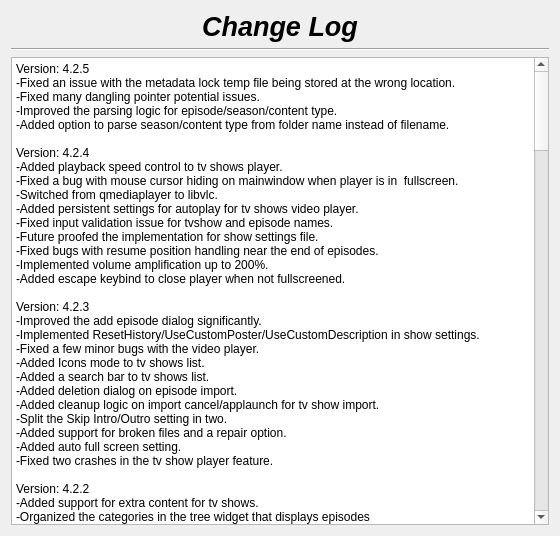
Old version of the form changelog.ui in the repository therealMaPMaKeR/MMDiary.
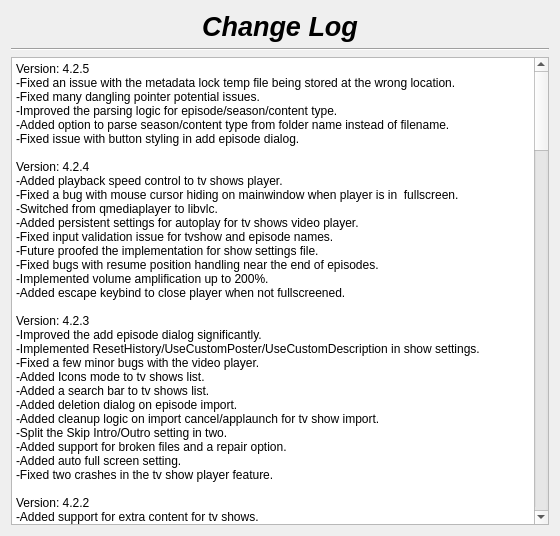
New version of the form.

Commit message: fixed issue with button styling in add episode dialog

```diff
--- a/changelog.ui
+++ b/changelog.ui
@@ -56,7 +56,7 @@
 li.checked::marker { content: &quot;\2612&quot;; }
 &lt;/style&gt;&lt;/head&gt;&lt;body style=&quot; font-family:'Segoe UI'; font-size:9pt; font-weight:400; font-style:normal;&quot;&gt;
 &lt;p style=&quot; margin-top:0px; margin-bottom:0px; margin-left:0px; margin-right:0px; -qt-block-indent:0; text-indent:0px;&quot;&gt;Version: 4.2.5&lt;br /&gt;-Fixed an issue with the metadata lock temp file being stored at the wrong location.&lt;br /&gt;-Fixed many dangling pointer potential issues.&lt;/p&gt;
-&lt;p style=&quot; margin-top:0px; margin-bottom:0px; margin-left:0px; margin-right:0px; -qt-block-indent:0; text-indent:0px;&quot;&gt;-Improved the parsing logic for episode/season/content type.&lt;br /&gt;-Added option to parse season/content type from folder name instead of filename.&lt;br /&gt;&lt;br /&gt;Version: 4.2.4&lt;br /&gt;-Added playback speed control to tv shows player.&lt;br /&gt;-Fixed a bug with mouse cursor hiding on mainwindow when player is in  fullscreen.&lt;/p&gt;
+&lt;p style=&quot; margin-top:0px; margin-bottom:0px; margin-left:0px; margin-right:0px; -qt-block-indent:0; text-indent:0px;&quot;&gt;-Improved the parsing logic for episode/season/content type.&lt;br /&gt;-Added option to parse season/content type from folder name instead of filename.&lt;br /&gt;-Fixed issue with button styling in add episode dialog.&lt;br /&gt;&lt;br /&gt;Version: 4.2.4&lt;br /&gt;-Added playback speed control to tv shows player.&lt;br /&gt;-Fixed a bug with mouse cursor hiding on mainwindow when player is in  fullscreen.&lt;/p&gt;
 &lt;p style=&quot; margin-top:0px; margin-bottom:0px; margin-left:0px; margin-right:0px; -qt-block-indent:0; text-indent:0px;&quot;&gt;-Switched from qmediaplayer to libvlc.&lt;br /&gt;-Added persistent settings for autoplay for tv shows video player.&lt;br /&gt;-Fixed input validation issue for tvshow and episode names.&lt;br /&gt;-Future proofed the implementation for show settings file.&lt;br /&gt;-Fixed bugs with resume position handling near the end of episodes.&lt;br /&gt;-Implemented volume amplification up to 200%.&lt;br /&gt;-Added escape keybind to close player when not fullscreened.&lt;br /&gt;&lt;br /&gt;Version: 4.2.3&lt;br /&gt;-Improved the add episode dialog significantly.&lt;/p&gt;
 &lt;p style=&quot; margin-top:0px; margin-bottom:0px; margin-left:0px; margin-right:0px; -qt-block-indent:0; text-indent:0px;&quot;&gt;-Implemented ResetHistory/UseCustomPoster/UseCustomDescription in show settings.&lt;br /&gt;-Fixed a few minor bugs with the video player.&lt;br /&gt;-Added Icons mode to tv shows list.&lt;br /&gt;-Added a search bar to tv shows list.&lt;/p&gt;
 &lt;p style=&quot; margin-top:0px; margin-bottom:0px; margin-left:0px; margin-right:0px; -qt-block-indent:0; text-indent:0px;&quot;&gt;-Added deletion dialog on episode import.&lt;br /&gt;-Added cleanup logic on import cancel/applaunch for tv show import.&lt;br /&gt;-Split the Skip Intro/Outro setting in two.&lt;br /&gt;-Added support for broken files and a repair option.&lt;br /&gt;-Added auto full screen setting.&lt;/p&gt;
```
The commit also changes 1 other file.
